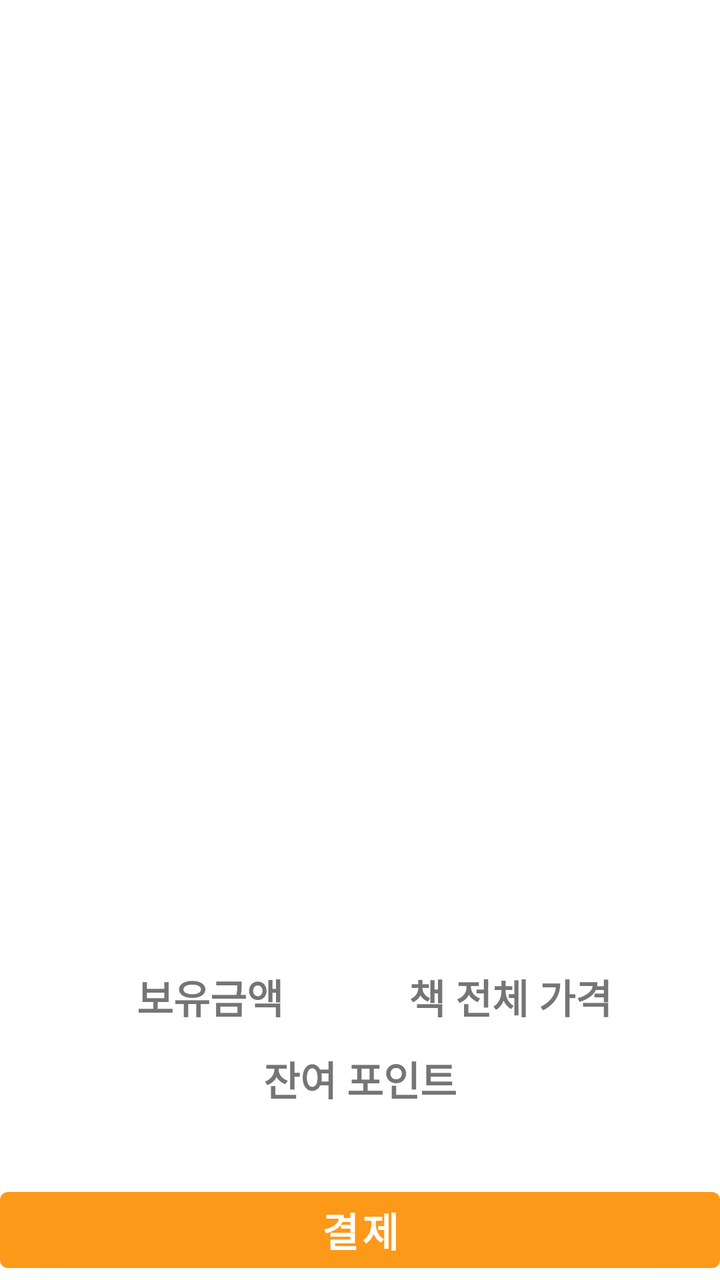
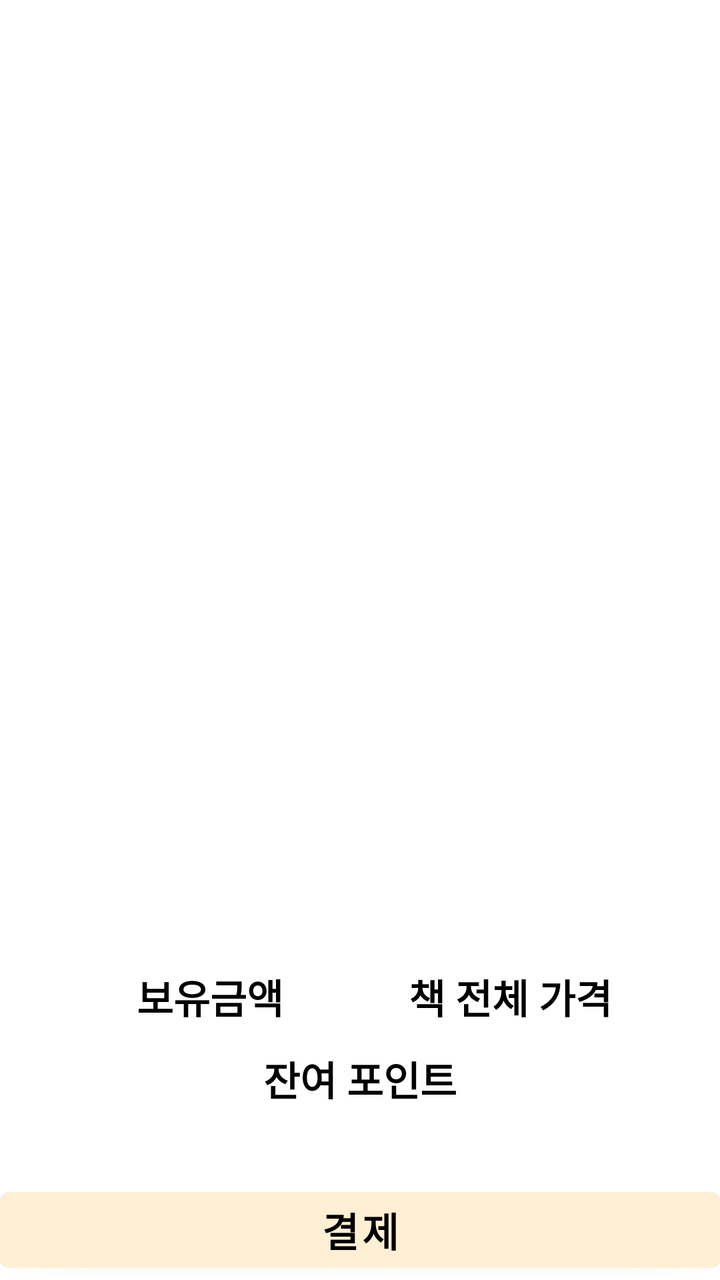

Before-and-after screenshots of an Android layout around one commit, followed by the original layout XML and the change that was made.
<!-- AndroidManifest.xml: application theme Theme.ReportView_003 -->
<!-- res/layout/purchase_process.xml -->
<?xml version="1.0" encoding="utf-8"?>
<androidx.constraintlayout.widget.ConstraintLayout
    xmlns:android="http://schemas.android.com/apk/res/android"
    android:layout_width="match_parent"
    android:layout_height="match_parent"
    android:layout_margin="30dp"
    xmlns:app="http://schemas.android.com/apk/res-auto">

    <ListView
        android:id="@+id/purchase_process_list"
        android:layout_width="0dp"
        android:layout_height="0dp"
        app:layout_constraintTop_toTopOf="parent"
        app:layout_constraintStart_toStartOf="parent"
        app:layout_constraintEnd_toEndOf="parent"
        app:layout_constraintBottom_toTopOf="@id/purchase_process_info"
        app:layout_constraintHeight_percent="0.7"/>

    <LinearLayout
        android:id="@+id/purchase_process_info"
        android:layout_width="0dp"
        android:layout_height="0dp"
        app:layout_constraintStart_toStartOf="parent"
        app:layout_constraintEnd_toEndOf="parent"
        app:layout_constraintTop_toBottomOf="@id/purchase_process_list"
        app:layout_constraintBottom_toTopOf="@id/purchase_process_button"
        android:orientation="vertical"
        android:padding="30dp">

        <LinearLayout
            android:layout_width="match_parent"
            android:layout_height="0dp"
            android:layout_weight="1">

            <TextView
                android:id="@+id/purchase_process_point"
                android:layout_width="0dp"
                android:layout_weight="1"
                android:text="보유금액"
                android:gravity="center"
                android:layout_height="match_parent"
                android:textSize="20dp"
                android:textStyle="bold"/>

            <TextView
                android:id="@+id/purchase_process_totalprice"
                android:layout_width="0dp"
                android:layout_weight="1"
                android:text="책 전체 가격"
                android:gravity="center"
                android:layout_height="match_parent"
                android:textSize="20dp"
                android:textStyle="bold"/>

        </LinearLayout>

        <TextView
            android:id="@+id/purchase_process_storePoint"
            android:layout_width="match_parent"
            android:layout_height="0dp"
            android:layout_weight="1"
            android:text="잔여 포인트"
            android:gravity="center"
            android:textSize="20dp"
            android:textStyle="bold"/>



    </LinearLayout>

        <Button
            android:id="@+id/purchase_process_button"
            android:layout_width="match_parent"
            android:layout_height="0dp"
            android:layout_weight="1"
            app:layout_constraintTop_toBottomOf="@id/purchase_process_info"
            app:layout_constraintBottom_toBottomOf="parent"
            app:layout_constraintHeight_percent="0.078"
            android:text="결제"
            android:textSize="20dp"
            android:textStyle="bold"/>

</androidx.constraintlayout.widget.ConstraintLayout>
<!-- resources referenced by this layout -->
<resources>
  <style name="Theme.ReportView_003" parent="Theme.MaterialComponents.DayNight.NoActionBar">
          
          <item name="colorPrimary">@color/bg_color</item>
          <item name="colorPrimaryVariant">@color/orange_dark</item>
          <item name="colorOnPrimary">@color/white</item>
          
          <item name="colorSecondary">@color/teal_200</item>
          <item name="colorSecondaryVariant">@color/teal_700</item>
          <item name="colorOnSecondary">@color/black</item>
          
          <item name="android:statusBarColor">?attr/colorPrimaryVariant</item>
          
          
          <item name="android:textColorPrimary">@color/black</item>
          <item name="android:textColorSecondary">@color/black</item>
  
          
          <item name="android:navigationBarColor">@color/bg_color</item>
      </style>
  <color name="bg_color">#FC9918</color>"
  <color name="orange_dark">#875B00</color>"
  <color name="white">#FFFFFFFF</color>
  <color name="teal_200">#FF03DAC5</color>
  <color name="teal_700">#FF018786</color>
  <color name="black">#FF000000</color>
</resources>

<!-- the commit's change to res/layout/purchase_process.xml (unified diff, before → after) -->
@@ -78,6 +78,7 @@
             app:layout_constraintHeight_percent="0.078"
             android:text="결제"
             android:textSize="20dp"
-            android:textStyle="bold"/>
+            android:textStyle="bold"
+            android:textColor="?attr/colorOnSecondary"/>
 
 </androidx.constraintlayout.widget.ConstraintLayout>
<!-- resource entries referenced after the edit -->
@@ -3,27 +3,25 @@
   <style name="Theme.ReportView_003" parent="Theme.MaterialComponents.DayNight.NoActionBar">
           
           <item name="colorPrimary">@color/bg_color</item>
-          <item name="colorPrimaryVariant">@color/orange_dark</item>
-          <item name="colorOnPrimary">@color/white</item>
+          <item name="colorPrimaryVariant">@color/bg_color</item>
+          <item name="colorOnPrimary">@color/black</item>
           
-          <item name="colorSecondary">@color/teal_200</item>
-          <item name="colorSecondaryVariant">@color/teal_700</item>
+          <item name="colorSecondary">#E4E4E4</item>
+          <item name="colorSecondaryVariant">#D1D1D1</item>
           <item name="colorOnSecondary">@color/black</item>
           
           <item name="android:statusBarColor">?attr/colorPrimaryVariant</item>
           
           
+          <item name="android:textColor">@color/black</item>
           <item name="android:textColorPrimary">@color/black</item>
           <item name="android:textColorSecondary">@color/black</item>
   
           
           <item name="android:navigationBarColor">@color/bg_color</item>
+          <item name="android:tint">@color/black</item>
       </style>
-  <color name="bg_color">#FC9918</color>"
-  <color name="orange_dark">#875B00</color>"
-  <color name="white">#FFFFFFFF</color>
-  <color name="teal_200">#FF03DAC5</color>
-  <color name="teal_700">#FF018786</color>
+  <color name="bg_color">#FFEFD5</color>"
   <color name="black">#FF000000</color>
 </resources>
 
